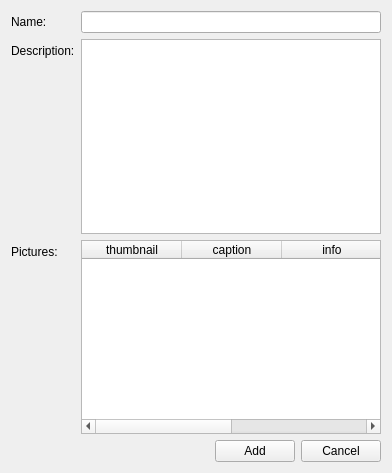
Old version of the form qt/apps/configurator/forms/category_add.ui in the repository Wolframe/qtClient.
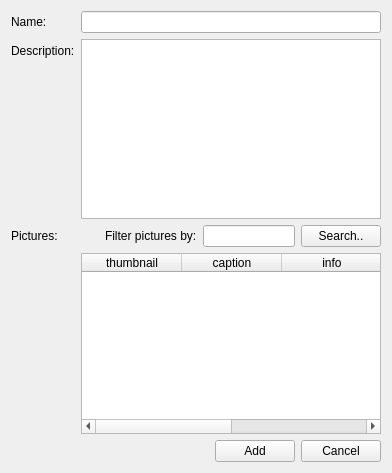
New version of the form.

Commit message: added search boxes for tags/pictures in categories/features/manufacturers

The edit to the form file:
```diff
--- a/qt/apps/configurator/forms/category_add.ui
+++ b/qt/apps/configurator/forms/category_add.ui
@@ -39,19 +39,15 @@
      <property name="text">
       <string>Description:</string>
      </property>
+     <property name="buddy">
+      <cstring>description</cstring>
+     </property>
     </widget>
    </item>
    <item row="1" column="1">
     <widget class="QPlainTextEdit" name="description"/>
    </item>
-   <item row="2" column="0">
-    <widget class="QLabel" name="label_picture">
-     <property name="text">
-      <string>Pictures:</string>
-     </property>
-    </widget>
-   </item>
-   <item row="2" column="1">
+   <item row="3" column="1">
     <widget class="QTableWidget" name="picture">
      <property name="horizontalScrollBarPolicy">
       <enum>Qt::ScrollBarAsNeeded</enum>
@@ -80,6 +76,9 @@
      <property name="rootelement" stdset="0">
       <string notr="true">picture</string>
      </property>
+     <property name="search" stdset="0">
+      <string notr="true">{search.text}</string>
+     </property>
      <attribute name="horizontalHeaderShowSortIndicator" stdset="0">
       <bool>true</bool>
      </attribute>
@@ -108,7 +107,7 @@
      </column>
     </widget>
    </item>
-   <item row="3" column="1">
+   <item row="4" column="1">
     <layout class="QHBoxLayout" name="horizontalLayout">
      <item>
       <spacer name="horizontalSpacer">
@@ -157,6 +156,56 @@
      </item>
     </layout>
    </item>
+   <item row="2" column="1">
+    <layout class="QHBoxLayout" name="horizontalLayout_2">
+     <item>
+      <spacer name="horizontalSpacer_2">
+       <property name="orientation">
+        <enum>Qt::Horizontal</enum>
+       </property>
+       <property name="sizeHint" stdset="0">
+        <size>
+         <width>40</width>
+         <height>20</height>
+        </size>
+       </property>
+      </spacer>
+     </item>
+     <item>
+      <widget class="QLabel" name="label_2">
+       <property name="text">
+        <string>Filter pictures by:</string>
+       </property>
+      </widget>
+     </item>
+     <item>
+      <widget class="QLineEdit" name="search"/>
+     </item>
+     <item>
+      <widget class="QPushButton" name="searchButton">
+       <property name="text">
+        <string>Search..</string>
+       </property>
+       <property name="global.searchState" stdset="0">
+        <string notr="true">{search.state}</string>
+       </property>
+       <property name="action" stdset="0">
+        <string notr="true">picture.reload</string>
+       </property>
+      </widget>
+     </item>
+    </layout>
+   </item>
+   <item row="2" column="0">
+    <widget class="QLabel" name="label_picture">
+     <property name="text">
+      <string>Pictures:</string>
+     </property>
+     <property name="buddy">
+      <cstring>picture</cstring>
+     </property>
+    </widget>
+   </item>
   </layout>
  </widget>
  <tabstops>
```
Left out of the diff: 2 changed lines with no effect on the pictures. The commit also changes 6 other files.
